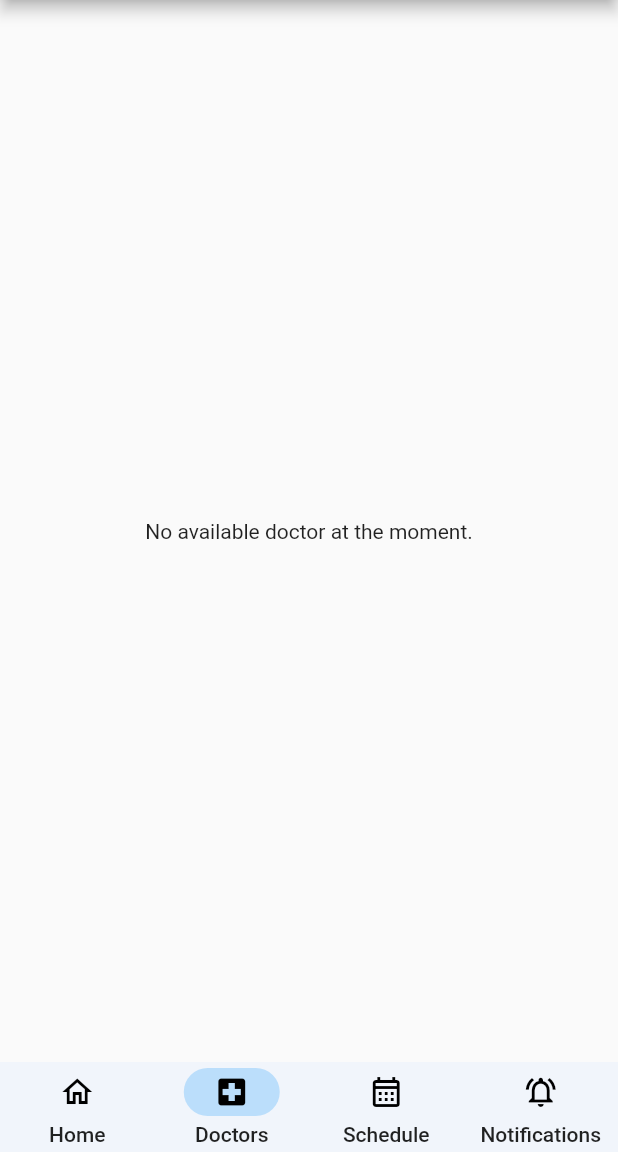
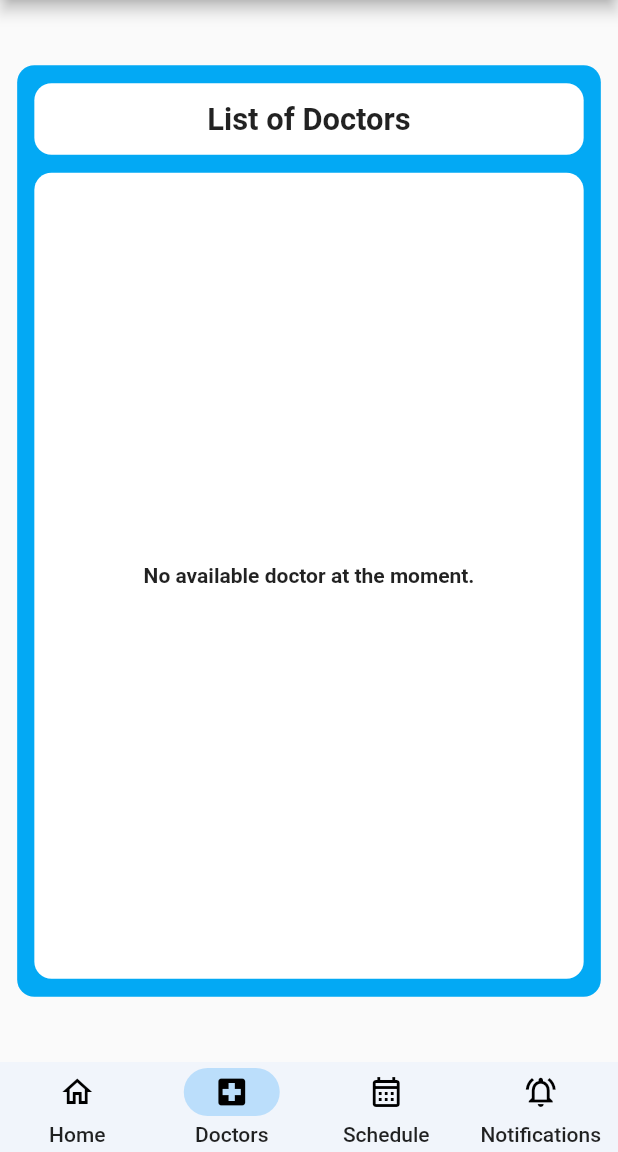
Before and after one commit to itsybitsci/schedcare, a Flutter app: the PatientHomeScreen screen opened by its route, item 2 of the bottom bar chosen, on a phone screen of 412 x 824 dp, the part 84-1236 px from its top. Run offline on Flutter 3.47's test engine with Material 2 defaults, Android fonts, the phone set to English and light mode, and no system bars; drawn by our look-alikes of firebase_ui_firestore; our stand-ins replace camera, cloud_firestore, email_validator, file_picker, firebase_analytics, firebase_auth and 14 more; missing offline and left inert: firebase_app_check, remove_emoji, touch_ripple_effect, videosdk; accounts and stored records are empty.

Commit message:
feat: Modified view doctors list UI

```diff
--- a/lib/screens/patient/pages/list_doctors_page.dart
+++ b/lib/screens/patient/pages/list_doctors_page.dart
@@ -1,6 +1,7 @@
 import 'package:cloud_firestore/cloud_firestore.dart';
 import 'package:firebase_ui_firestore/firebase_ui_firestore.dart';
 import 'package:flutter/material.dart';
+import 'package:flutter_screenutil/flutter_screenutil.dart';
 import 'package:go_router/go_router.dart';
 import 'package:hooks_riverpod/hooks_riverpod.dart';
 import 'package:schedcare/models/user_models.dart';
@@ -21,9 +22,43 @@ class ListDoctorsPage extends HookConsumerWidget {
 
   @override
   Widget build(BuildContext context, WidgetRef ref) {
-    return FirestoreQueryBuilder<Doctor>(
+    return Center(
+      child: Container(
+        height: 520.h,
+        width: 340.w,
+        decoration: BoxDecoration(
+          borderRadius: BorderRadius.circular(10.r),
+          color: ColorConstants.primaryLight,
+        ),
+        child: Column(
+          mainAxisAlignment: MainAxisAlignment.center,
+          children: [
+            Container(
+              width: 320.w,
+              height: 40.h,
+              decoration: BoxDecoration(
+                borderRadius: BorderRadius.circular(10.r),
+                color: Colors.white,
+              ),
+              child: Center(
+                child: Text(
+                  'List of Doctors',
+                  style:
+                      TextStyle(fontWeight: FontWeight.bold, fontSize: 18.sp),
+                ),
+              ),
+            ),
+            SizedBox(height: 10.h),
+            Flexible(
+              child: Container(
+                width: 320.w,
+                height: 450.h,
+                decoration: BoxDecoration(
+                  borderRadius: BorderRadius.circular(10.r),
+                  color: Colors.white,
+                ),
+                child: FirestoreQueryBuilder<Doctor>(
                   query: doctorsQuery,
-      pageSize: 10,
                   builder: (context, snapshot, _) {
                     if (snapshot.hasError) {
                       return const Text(Prompts.errorDueToWeakInternet);
@@ -32,13 +67,12 @@ class ListDoctorsPage extends HookConsumerWidget {
                     if (snapshot.hasData) {
                       return snapshot.docs.isEmpty
                           ? const Center(
-                  child: Text(Prompts.noAvailableDoctors),
+                              child: Text(
+                                Prompts.noAvailableDoctors,
+                                style: TextStyle(fontWeight: FontWeight.bold),
+                              ),
                             )
-              : RefreshIndicator(
-                  onRefresh: () async {
-                    snapshot.fetchMore();
-                  },
-                  child: ListView.builder(
+                          : ListView.builder(
                               itemCount: snapshot.docs.length,
                               itemBuilder: (context, index) {
                                 if (snapshot.hasMore &&
@@ -46,34 +80,51 @@ class ListDoctorsPage extends HookConsumerWidget {
                                   snapshot.fetchMore();
                                 }
 
-                      final Doctor doctor = snapshot.docs[index].data();
+                                final Doctor doctor =
+                                    snapshot.docs[index].data();
 
-                      return ListTile(
+                                return Padding(
+                                  padding: EdgeInsets.symmetric(
+                                      vertical: 5.h, horizontal: 10.w),
+                                  child: Material(
+                                    type: MaterialType.transparency,
+                                    child: ListTile(
+                                      tileColor: Colors.grey[200],
+                                      shape: RoundedRectangleBorder(
+                                        side: BorderSide(
+                                            color: Colors.grey[300]!),
+                                        borderRadius:
+                                            BorderRadius.circular(10.r),
+                                      ),
                                       onTap: () {
-                          context.push(RoutePaths.sendConsultationRequest,
+                                        context.push(
+                                            RoutePaths.sendConsultationRequest,
                                             extra: doctor);
                                       },
                                       title: Center(
-                          child: doctor.middleName.isEmpty
-                              ? Text(
+                                        child: Text(
                                             '${doctor.prefix} ${doctor.firstName} ${doctor.lastName} ${doctor.suffix}'
-                                      .trim())
-                              : Text(
-                                  '${doctor.prefix} ${doctor.firstName} ${doctor.middleName} ${doctor.lastName} ${doctor.suffix}'
-                                      .trim(),
+                                                .trim()),
+                                      ),
+                                      subtitle: Center(
+                                        child: Text(
+                                            'Specialization: ${doctor.specialization}'),
                                       ),
                                     ),
-                        subtitle: Center(
-                          child: Text(doctor.role),
                                   ),
                                 );
                               },
-                  ),
                             );
                     }
 
                     return loading(color: Colors.blue);
                   },
+                ),
+              ),
+            ),
+          ],
+        ),
+      ),
     );
   }
 }
```
Lines whose indentation alone changed are shown as unchanged.
